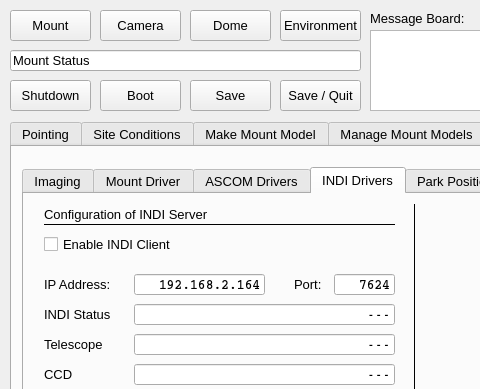
First picture: the form in mountwizzard/gui/wizzard_main_ui.ui, repository sayitfast/MountWizzard3, before the edit; both pictures show x 0 to 480 and y 0 to 389 of the 790 by 639 pixel window.
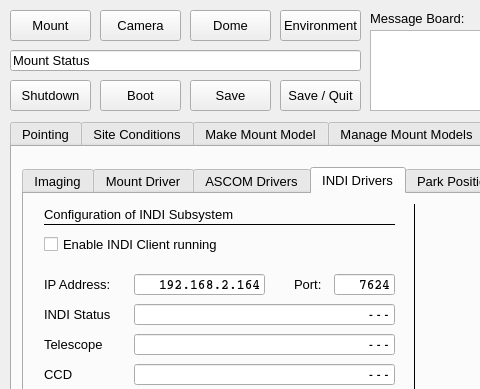
Second picture: the form after the edit. The open tabs and pages were chosen to show the change.

Patch:
```diff
--- a/mountwizzard/gui/wizzard_main_ui.ui
+++ b/mountwizzard/gui/wizzard_main_ui.ui
@@ -8836,7 +8836,7 @@
         </font>
        </property>
        <property name="text">
-        <string>Configuration of INDI Server</string>
+        <string>Configuration of INDI Subsystem</string>
        </property>
       </widget>
       <widget class="Line" name="line_78">
@@ -9170,7 +9170,7 @@
         <string>&lt;html&gt;&lt;head/&gt;&lt;body&gt;&lt;p&gt;check, if you would like to remote control MountWizzard for shutdown&lt;/p&gt;&lt;/body&gt;&lt;/html&gt;</string>
        </property>
        <property name="text">
-        <string>Enable INDI Client</string>
+        <string>Enable INDI Client running</string>
        </property>
        <property name="checked">
         <bool>false</bool>
```
